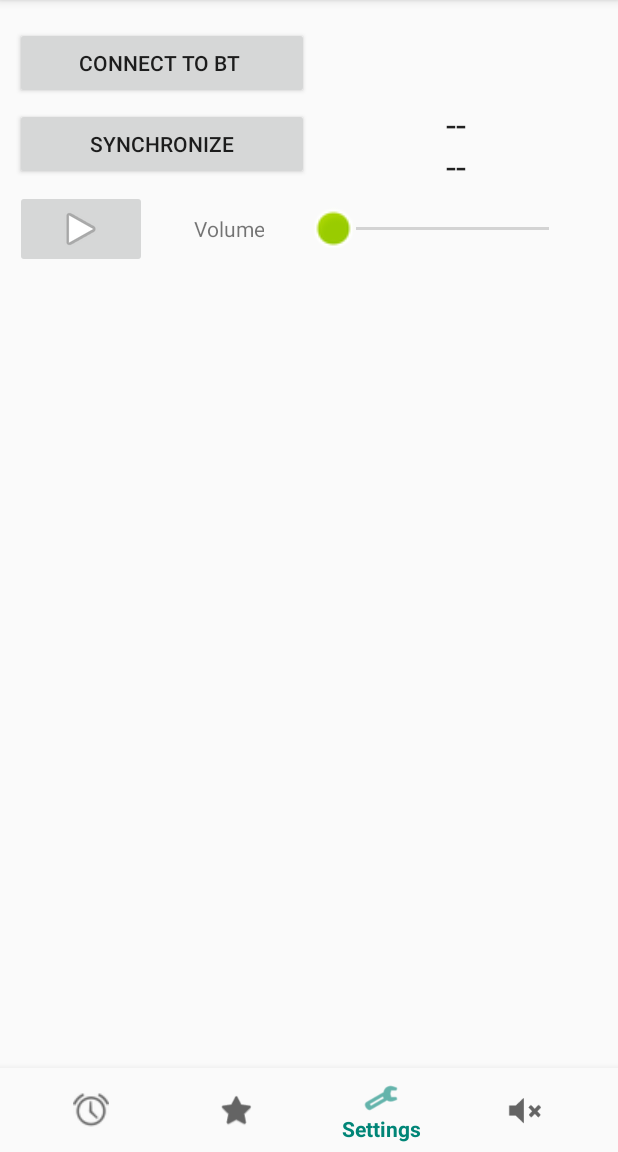
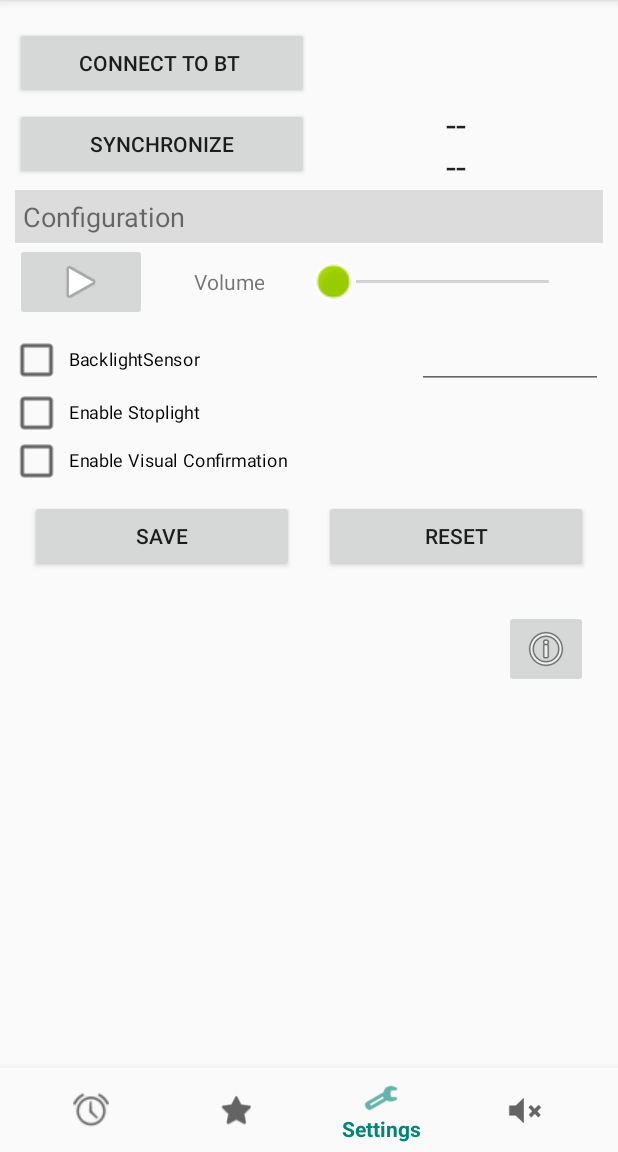
Before and after one commit to coder4hire/LightClock, an Android app: the screen it shows after launch (MainActivity), item 3 of the bottom bar chosen, on a phone screen of 412 x 824 dp, the part 84-1236 px from its top. Run offline under Robolectric (Android 15) with nearby library versions, the phone set to English and light mode, and no system bars.

Commit message:
Settings

```diff
--- a/LightClockControl/app/src/main/java/com/lightclockcontrol/gss/BTInterface.java
+++ b/LightClockControl/app/src/main/java/com/lightclockcontrol/gss/BTInterface.java
@@ -243,6 +243,11 @@ public class BTInterface implements BluetoothSPP.OnDataReceivedListener, BTPacke
         return SendPacket(packetFactory.CreateSimplePacket(PacketTypes.StopMusic),false);
     }
 
+    public boolean SendGetSensorsInfo()
+    {
+        return SendPacket(packetFactory.CreateSimplePacket(PacketTypes.GetSensorsInfo),true);
+    }
+
     @Override
     public void OnAcknowledged(int packetID) {
         lock.lock();
--- a/LightClockControl/app/src/main/java/com/lightclockcontrol/gss/BTPacketFactory.java
+++ b/LightClockControl/app/src/main/java/com/lightclockcontrol/gss/BTPacketFactory.java
@@ -254,7 +254,18 @@ public class BTPacketFactory {
                     if(MainActivity.uiHandler!=null) {
                         MainActivity.uiHandler.obtainMessage(MainActivity.MSG_UPDATE_CLOCK_TIME, dateTime, 0).sendToTarget();
                     }
-
+                    break;
+                case SensorsInfoRecv:
+                    if (awaitingID != packetID) {
+                        return payloadSize + HeaderSize + CRCSize; // wrong packet ID for this type, skip the packet
+                    }
+                    short frontSensor = ReadShortFromArray(data,HeaderSize);
+                    short backSensor = ReadShortFromArray(data,HeaderSize+2);
+                    if(MainActivity.uiHandler!=null) {
+                        MainActivity.uiHandler.obtainMessage(MainActivity.MSG_SENSORS_INFO,
+                                "Front:"+Short.toString(frontSensor)+ " Back:"+Short.toString(frontSensor)).sendToTarget();
+                    }
+                    break;
             }
         }
 
--- a/LightClockControl/app/src/main/java/com/lightclockcontrol/gss/MainActivity.java
+++ b/LightClockControl/app/src/main/java/com/lightclockcontrol/gss/MainActivity.java
@@ -24,6 +24,7 @@ public class MainActivity extends AppCompatActivity {
     public static final int MSG_UPDATE_SCHEDULE = 0x41;
     public static final int MSG_UPDATE_CLOCK_TIME = 0x44;
     public static final int MSG_BT_CONNECTED = 0x100;
+    public static final int MSG_SENSORS_INFO = 0x4B;
 
     static public Handler uiHandler;
 
@@ -43,7 +44,6 @@ public class MainActivity extends AppCompatActivity {
                 case R.id.navigation_settings:
                     mgr.beginTransaction().replace(R.id.fragmentContent,settingsFragment).commit();
                     return true;
-
                 case R.id.mute_alarm:
                     BTInterface.GetInstance().SendStopAlarm();
                     return false;
@@ -86,6 +86,10 @@ public class MainActivity extends AppCompatActivity {
                         break;
                     case MSG_BT_CONNECTED:
                         settingsFragment.ShowBTDeviceName(msg.obj.toString());
+                        break;
+                    case MSG_SENSORS_INFO:
+                        settingsFragment.ShowBTDeviceName(msg.obj.toString());
+                        break;
                 }
             }
         };
--- a/LightClockControl/app/src/main/java/com/lightclockcontrol/gss/SettingsFragment.java
+++ b/LightClockControl/app/src/main/java/com/lightclockcontrol/gss/SettingsFragment.java
@@ -33,8 +33,12 @@ import app.akexorcist.bluetotohspp.library.DeviceList;
 public class SettingsFragment extends Fragment {
 
     Button btnSync;
+    Button btnSave;
+    Button btnReset;
+    ImageButton btnGetSensorsInfo;
     TextView txtClockTime;
     TextView txtConnectedDeviceName;
+    TextView txtSensorsInfo;
     Timer timer = null;
     boolean isPlayBtnShown=true;
 
@@ -57,6 +61,10 @@ public class SettingsFragment extends Fragment {
         btnSync = (Button) view.findViewById(R.id.btnSyncClock);
         txtClockTime = (TextView) view.findViewById(R.id.txtClockTime);
         txtConnectedDeviceName = (TextView)view.findViewById(R.id.txtConnectedDeviceName);
+        txtSensorsInfo = (TextView)view.findViewById(R.id.txtSensorsInfo);
+        btnGetSensorsInfo = (ImageButton) view.findViewById(R.id.btnGetSensorsInfo);
+        btnSave = (Button) view.findViewById(R.id.btnSave);
+        btnReset = (Button) view.findViewById(R.id.btnReset);
 
         final ImageButton btnPlayStop = (ImageButton)view.findViewById(R.id.btnPlayStop);
         final SeekBar seekVolume = (SeekBar)view.findViewById(R.id.seekVolume);
@@ -103,6 +111,13 @@ public class SettingsFragment extends Fragment {
                         isPlayBtnShown? "@android:drawable/ic_media_play" : "@android:drawable/ic_media_stop",
                         null, null);
                 btnPlayStop.setImageResource(id);
+            }
+        });
+
+        btnGetSensorsInfo.setOnClickListener(new View.OnClickListener() {
+            @Override
+            public void onClick(View v) {
+                BTInterface.GetInstance().SendGetSensorsInfo();
             }
         });
 
@@ -176,6 +191,12 @@ public class SettingsFragment extends Fragment {
         }
     }
 
+    public void ShowSensorsInfo(String info)
+    {
+        txtSensorsInfo.setText(info);
+    }
+
+
     public void ShowBTDeviceName(String name)
     {
         if(txtConnectedDeviceName!=null) {
--- a/LightClockControl/app/src/main/res/layout/fragment_settings.xml
+++ b/LightClockControl/app/src/main/res/layout/fragment_settings.xml
@@ -64,6 +64,16 @@
 
         </LinearLayout>
 
+        <TextView
+            android:id="@+id/txtCaption"
+            android:layout_width="match_parent"
+            android:layout_height="wrap_content"
+            android:background="?attr/colorControlHighlight"
+            android:padding="5dp"
+            android:text="Configuration"
+            android:textSize="18sp"
+            tools:layout_marginTop="20dp" />
+
         <LinearLayout
             android:layout_width="match_parent"
             android:layout_height="wrap_content"
@@ -99,6 +109,121 @@
                 android:thumb="@drawable/thumb_mage" />
         </LinearLayout>
 
-    </LinearLayout>
+        <LinearLayout
+            android:layout_width="match_parent"
+            android:layout_height="wrap_content"
+            android:orientation="horizontal">
+
+            <CheckBox
+                android:id="@+id/chkBacklightDisablesRGB2"
+                android:layout_width="0dp"
+                android:layout_height="wrap_content"
+                android:layout_marginLeft="20dp"
+                android:layout_weight="2"
+                android:padding="2dp"
+                android:scaleX="1.2"
+                android:scaleY="1.2"
+                android:text="BacklightSensor"
+                android:theme="@style/Base.Widget.AppCompat.CompoundButton.CheckBox" />
+
+            <EditText
+                android:id="@+id/txtBackThresh"
+                android:layout_width="0dp"
+                android:layout_height="wrap_content"
+                android:layout_weight="1"
+                android:ems="10"
+                android:inputType="number" />
+
+        </LinearLayout>
+
+        <LinearLayout
+            android:layout_width="match_parent"
+            android:layout_height="wrap_content"
+            android:orientation="horizontal">
+
+            <CheckBox
+                android:id="@+id/chkFrontLightStopsAlarm"
+                android:layout_width="0dp"
+                android:layout_height="wrap_content"
+                android:layout_marginLeft="20dp"
+                android:layout_weight="2"
+                android:padding="2dp"
+                android:scaleX="1.2"
+                android:scaleY="1.2"
+                android:text="Enable Stoplight"
+                android:theme="@style/Base.Widget.AppCompat.CompoundButton.CheckBox" />
+
+            <Space
+                android:layout_width="0dp"
+                android:layout_height="wrap_content"
+                android:layout_weight="1" />
+
+        </LinearLayout>
+
+        <LinearLayout
+            android:layout_width="match_parent"
+            android:layout_height="wrap_content"
+            android:orientation="horizontal">
+
+            <CheckBox
+                android:id="@+id/chkVisualConfirmation"
+                android:layout_width="0dp"
+                android:layout_height="wrap_content"
+                android:layout_marginLeft="20dp"
+                android:layout_weight="2"
+                android:padding="2dp"
+                android:scaleX="1.2"
+                android:scaleY="1.2"
+                android:text="Enable Visual Confirmation"
+                android:theme="@style/Base.Widget.AppCompat.CompoundButton.CheckBox" />
+
+            <Space
+                android:layout_width="0dp"
+                android:layout_height="wrap_content"
+                android:layout_weight="1" />
+        </LinearLayout>
+        <LinearLayout
+            android:layout_width="match_parent"
+            android:layout_height="wrap_content"
+            android:orientation="horizontal">
+
+            <Button
+                android:id="@+id/btnSave"
+                android:layout_width="wrap_content"
+                android:layout_height="wrap_content"
+                android:layout_margin="10dp"
+                android:layout_weight="1"
+                android:text="Save" />
+
+            <Button
+                android:id="@+id/btnReset"
+                android:layout_width="wrap_content"
+                android:layout_height="wrap_content"
+                android:layout_margin="10dp"
+                android:layout_weight="1"
+                android:text="Reset" />
+        </LinearLayout>
+
+        <LinearLayout
+            android:layout_width="match_parent"
+            android:layout_height="wrap_content"
+            android:layout_marginTop="15dp"
+            android:gravity="right"
+            android:orientation="horizontal">
+
+            <TextView
+                android:id="@+id/txtSensorsInfo"
+                android:layout_width="wrap_content"
+                android:layout_height="match_parent"
+                android:layout_weight="1" />
+
+            <ImageButton
+                android:id="@+id/btnGetSensorsInfo"
+                android:layout_width="wrap_content"
+                android:layout_height="wrap_content"
+                android:layout_marginRight="10dp"
+                android:src="@android:drawable/ic_menu_info_details" />
+        </LinearLayout>
+        </LinearLayout>
 
 </FrameLayout>
```
Also changed, not shown: 1 other file.
